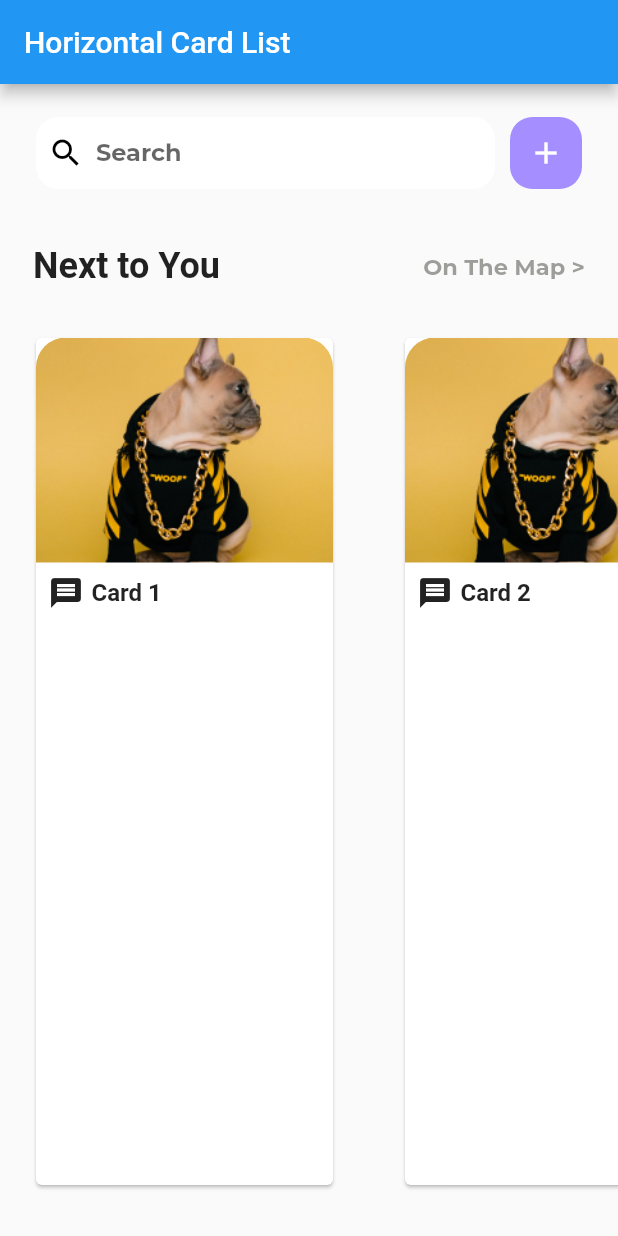
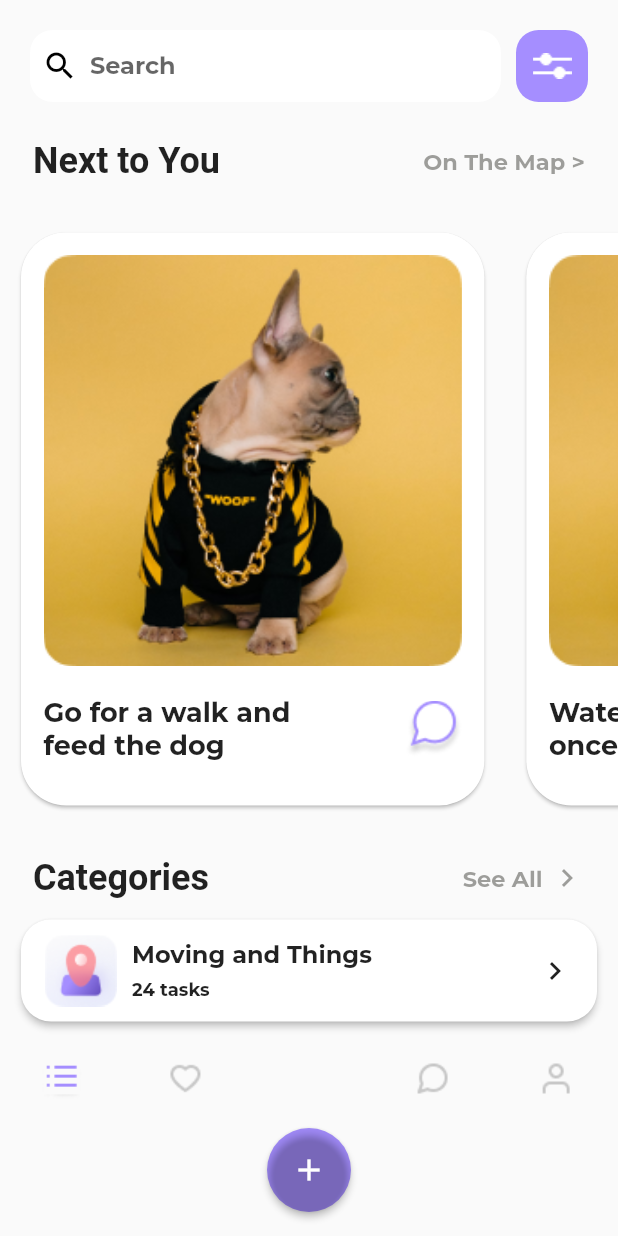
Before and after one commit to fian39870/uts_pemrograman_mobile, a Flutter app: the screen it shows after launch, on a phone screen of 412 x 824 dp. Run offline on Flutter 3.47's test engine with Material 2 defaults, Android fonts, the phone set to English and light mode, and no system bars; project files that could hold a hidden picture were left out.

Commit message:
commit for halaman home

```diff
--- a/lib/main.dart
+++ b/lib/main.dart
@@ -8,22 +8,39 @@ class MyApp extends StatelessWidget {
   @override
   Widget build(BuildContext context) {
     return MaterialApp(
+      debugShowCheckedModeBanner: false,
       home: Scaffold(
-        appBar: AppBar(
-          title: Text('Horizontal Card List'),
-        ),
         body: Column(
           crossAxisAlignment: CrossAxisAlignment.start,
           children: [
             SearchFilterWidget(),
-            SizedBox(height: 15),
+            SizedBox(height: 5),
             HeadingWidget(),
-            SizedBox(width: 15),
-            Expanded(
+            Container(
+              height: 450,
               child: HorizontalCardList(),
             ),
+            Categories(),
+            Container(
+              margin: EdgeInsets.all(10.0),
+              child: SmallTaskCard(),
+            ),
+            BottomTabBar(),
           ],
         ),
+        floatingActionButton: Ink(
+          decoration: BoxDecoration(
+            color: Color.fromRGBO(165, 142, 255, 1),
+            shape: BoxShape.circle,
+          ),
+          child: FloatingActionButton(
+            onPressed: () {},
+            child: Icon(Icons.add),
+            elevation: 2,
+            backgroundColor: Colors.transparent,
+          ),
+        ),
+        floatingActionButtonLocation: FloatingActionButtonLocation.centerFloat,
       ),
     );
   }
@@ -33,7 +50,7 @@ class SearchFilterWidget extends StatelessWidget {
   @override
   Widget build(BuildContext context) {
     return Padding(
-      padding: const EdgeInsets.symmetric(horizontal: 24, vertical: 22),
+      padding: const EdgeInsets.all(20.0),
       child: Row(
         children: [
           Expanded(
@@ -70,8 +87,8 @@ class SearchFilterWidget extends StatelessWidget {
               color: Color.fromRGBO(165, 142, 255, 1),
             ),
             child: IconButton(
-              icon: Icon(
-                Icons.add,
+              icon: Image.asset(
+                'assets/icons/icon.png',
                 color: Colors.white,
               ),
               onPressed: () {},
@@ -129,15 +146,11 @@ class HorizontalCardList extends StatelessWidget {
       children: <Widget>[
         HorizontalCard(
           image: 'assets/images/imgDogCard.png',
-          title: 'Card 1',
+          title: 'Go for a walk and feed the dog',
         ),
         HorizontalCard(
           image: 'assets/images/imgDogCard.png',
-          title: 'Card 2',
-        ),
-        HorizontalCard(
-          image: 'assets/images/imgDogCard.png',
-          title: 'Card 3',
+          title: 'Water the flowers once a week',
         ),
       ],
     );
@@ -153,43 +166,180 @@ class HorizontalCard extends StatelessWidget {
   @override
   Widget build(BuildContext context) {
     return Container(
-      width: MediaQuery.of(context).size.width / 2,
-      margin: EdgeInsets.symmetric(horizontal: 20, vertical: 30),
+      width: MediaQuery.of(context).size.width / 1.3,
+      margin: EdgeInsets.symmetric(horizontal: 10, vertical: 30),
       child: Card(
+        elevation: 1,
+        shape: RoundedRectangleBorder(
+          borderRadius: BorderRadius.circular(30.0),
+        ),
+        child: Padding(
+          padding: EdgeInsets.all(15.0),
           child: Column(
             crossAxisAlignment: CrossAxisAlignment.start,
             children: <Widget>[
               ClipRRect(
-              borderRadius: BorderRadius.only(
-                topLeft: Radius.circular(20.0),
-                topRight: Radius.circular(20.0),
-              ),
                 child: Image.asset(
                   image,
                   fit: BoxFit.cover,
-                height: 150.0,
                   width: double.infinity,
                 ),
               ),
-            Padding(
-              padding: EdgeInsets.all(8.0),
+              SizedBox(height: 20.0),
+              Row(
+                children: <Widget>[
+                  Flexible(
+                    child: Text(
+                      title,
+                      overflow: TextOverflow.ellipsis,
+                      maxLines: 2,
+                      style: TextStyle(
+                        fontFamily: 'Montserrat',
+                        fontSize: 18.0,
+                        fontWeight: FontWeight.bold,
+                      ),
+                    ),
+                  ),
+                  SizedBox(width: 63.0),
+                  Image.asset(
+                    'assets/icons/Icon_Chat.png',
+                  ),
+                ],
+              ),
+            ],
+          ),
+        ),
+      ),
+    );
+  }
+}
+
+class Categories extends StatelessWidget {
+  @override
+  Widget build(BuildContext context) {
+    return Padding(
+      padding: const EdgeInsets.symmetric(horizontal: 22),
+      child: Row(
+        crossAxisAlignment: CrossAxisAlignment.center,
+        children: [
+          Expanded(
+            child: Text(
+              'Categories',
+              style: TextStyle(
+                fontWeight: FontWeight.bold,
+                fontSize: 24,
+              ),
+            ),
+          ),
+          Expanded(
+            child: Align(
+              alignment: Alignment.centerRight,
+              child: RichText(
+                text: TextSpan(
+                  text: 'See All ',
+                  style: TextStyle(
+                    fontFamily: 'Montserrat',
+                    color: Color.fromARGB(151, 93, 93, 88),
+                    fontSize: 15,
+                  ),
+                ),
+              ),
+            ),
+          ),
+          Icon(Icons.chevron_right,
+              size: 24.0, color: Color.fromARGB(151, 93, 93, 88))
+        ],
+      ),
+    );
+  }
+}
+
+class SmallTaskCard extends StatelessWidget {
+  @override
+  Widget build(BuildContext context) {
+    return Card(
+      shape: RoundedRectangleBorder(
+        borderRadius: BorderRadius.circular(20.0),
+      ),
+      elevation: 2,
+      child: Padding(
+        padding: const EdgeInsets.symmetric(horizontal: 16.0, vertical: 10.0),
         child: Row(
           children: <Widget>[
-                  Icon(Icons.message),
-                  SizedBox(width: 5.0),
+            Image.asset(
+              'assets/icons/Icon_Moving.png',
+            ),
+            SizedBox(width: 10.0),
+            Expanded(
+              child: Column(
+                crossAxisAlignment: CrossAxisAlignment.start,
+                children: <Widget>[
                   Text(
-                    title,
+                    'Moving and Things',
                     style: TextStyle(
+                      fontFamily: 'Montserrat',
+                      fontWeight: FontWeight.bold,
                       fontSize: 16.0,
-                      fontWeight: FontWeight.bold,
+                    ),
+                  ),
+                  SizedBox(height: 5.0),
+                  Text(
+                    '24 tasks',
+                    style: TextStyle(
+                      fontFamily: 'Montserrat',
+                      fontSize: 12.0,
                     ),
                   ),
                 ],
               ),
             ),
+            Icon(Icons.chevron_right, size: 24.0),
           ],
         ),
       ),
     );
   }
 }
+
+class BottomTabBar extends StatelessWidget {
+  @override
+  Widget build(BuildContext context) {
+    return BottomAppBar(
+      color: Colors.transparent,
+      elevation: 0,
+      shape: CircularNotchedRectangle(),
+      notchMargin: 6.0,
+      child: Row(
+        mainAxisSize: MainAxisSize.max,
+        mainAxisAlignment: MainAxisAlignment.spaceAround,
+        children: <Widget>[
+          IconButton(
+            icon: Image.asset(
+              'assets/icons/iconMenuList.png',
+            ), // Ikon menu list
+            onPressed: () {},
+          ),
+          IconButton(
+            icon: Image.asset(
+              'assets/icons/iconMenuHeart.png',
+            ),
+            onPressed: () {},
+          ),
+          SizedBox(width: 48),
+          IconButton(
+            icon: Image.asset(
+              'assets/icons/iconMenuChat.png',
+            ), // Ikon menu chat
+            onPressed: () {},
+          ),
+          IconButton(
+            icon: Image.asset(
+              'assets/icons/iconMenuUser.png',
+            ),
+            onPressed: () {},
+          ),
+        ],
+      ),
+    );
+  }
+}
```
Also changed, not shown: pubspec.yaml (+7 -0 lines), assets/icons/Icon_Chat.png (added), assets/icons/Icon_Moving.png (added), assets/icons/Rectangle 16.png (added), assets/icons/iconAdd.png (added), assets/icons/iconMenuChat.png (added), assets/icons/iconMenuHeart.png (added), assets/icons/iconMenuList.png (added), assets/icons/iconMenuUser.png (added). Lines whose indentation alone changed are shown as unchanged.
